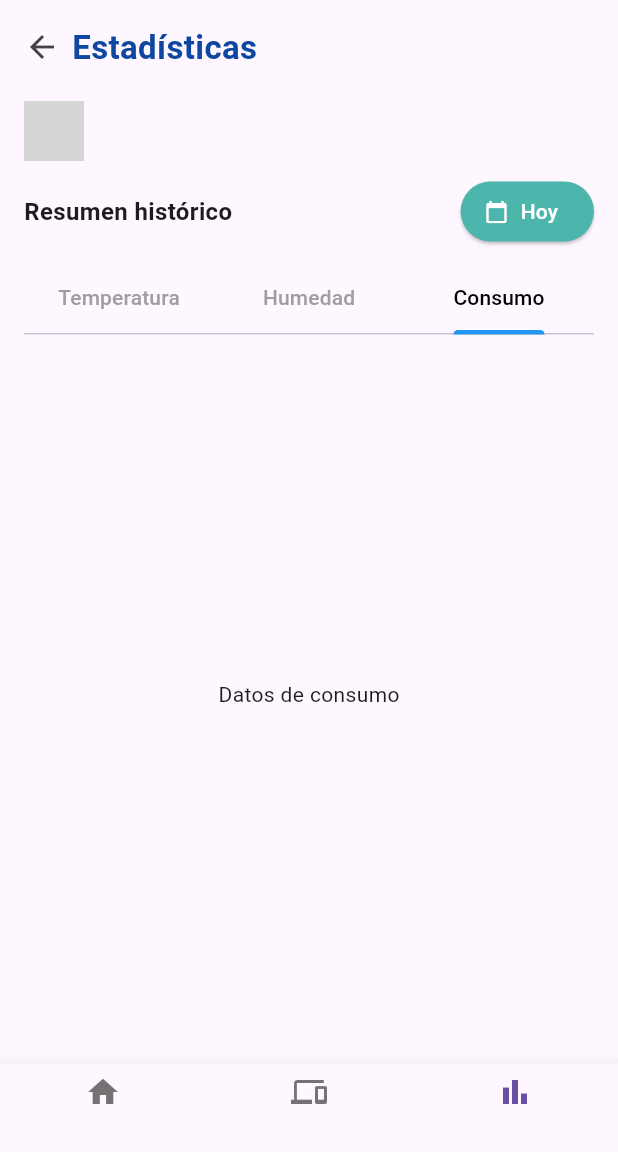
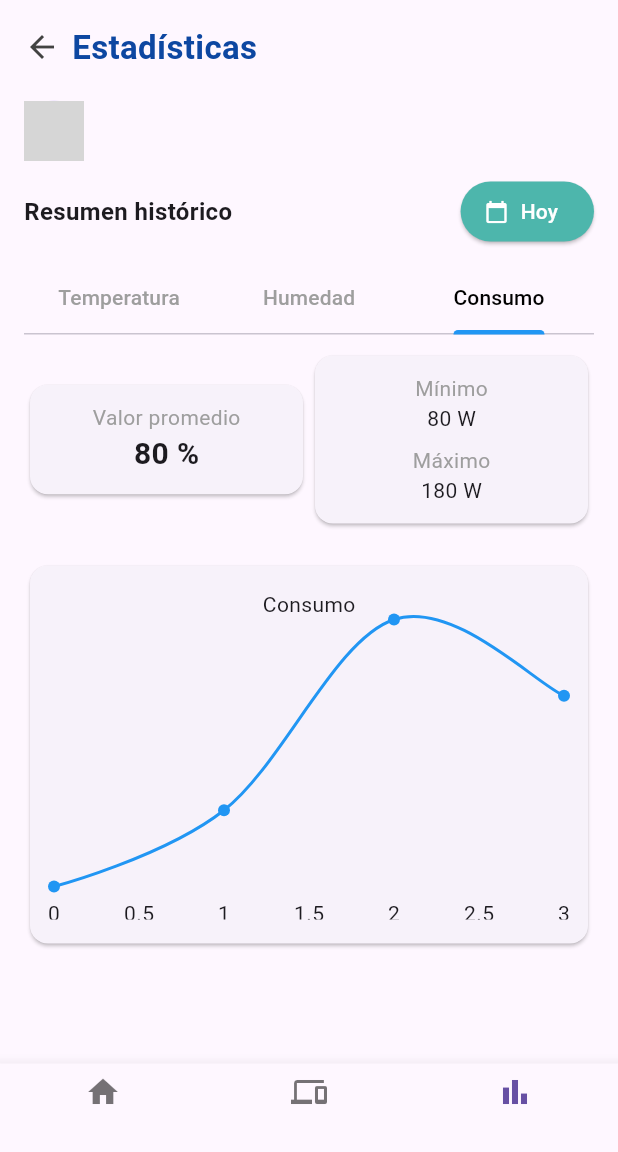
Before and after one commit to Jady15/axo-mobile, a Flutter app: the DetailsStatistics screen opened directly with empty values, tab 3 chosen, on a phone screen of 412 x 824 dp, the part 84-1236 px from its top. Run offline on Flutter 3.47's test engine with Material 3 defaults, Android fonts, the light colour scheme and no system bars; drawn by our look-alikes of fl_chart; grey boxes are pictures that could not be loaded.

Commit message:
Ventanas de estadisticas 1.0.1 (cambios a los colores de los estados, y adición de la sección de consumo en detalles de estadisticas)

```diff
--- a/lib/screens/details_statistics.dart
+++ b/lib/screens/details_statistics.dart
@@ -133,7 +133,7 @@ class DetailsStatistics extends StatelessWidget {
                   children: [
                     _buildTemperatura(),
                     _buildHumedad(),
-                    Center(child: Text("Datos de consumo")),
+                    _buildConsumo(),
                   ],
                 ),
               ),
@@ -254,6 +254,57 @@ class DetailsStatistics extends StatelessWidget {
     );
   }
 
+  Widget _buildConsumo() {
+    return Column(
+      children: [
+        Row(
+          children: [
+            Expanded(
+              child: Card(
+                child: Padding(
+                  padding: const EdgeInsets.all(12.0),
+                  child: Column(children: const [
+                    Text("Valor promedio",
+                        style: TextStyle(color: Colors.grey)),
+                    Text("80 %",
+                        style: TextStyle(
+                            fontWeight: FontWeight.bold, fontSize: 20)),
+                  ]),
+                ),
+              ),
+            ),
+            Expanded(
+              child: Card(
+                child: Padding(
+                  padding: const EdgeInsets.all(12.0),
+                  child: Column(children: const [
+                    Text("Mínimo", style: TextStyle(color: Colors.grey)),
+                    Text("80 W"),
+                    SizedBox(height: 8),
+                    Text("Máximo", style: TextStyle(color: Colors.grey)),
+                    Text("180 W"),
+                  ]),
+                ),
+              ),
+            ),
+          ],
+        ),
+        SizedBox(height: 20),
+        Card(
+          child: Padding(
+            padding: const EdgeInsets.all(16.0),
+            child: Column(
+              children: [
+                Text("Consumo", style: TextStyle(fontSize: 14)),
+                SizedBox(height: 200, child: _buildLineChart()),
+              ],
+            ),
+          ),
+        ),
+      ],
+    );
+  }
+
   Widget _buildLineChart() {
     return LineChart(
       LineChartData(
```
Also changed, not shown: lib/screens/statistics_screen.dart (+25 -5 lines).
